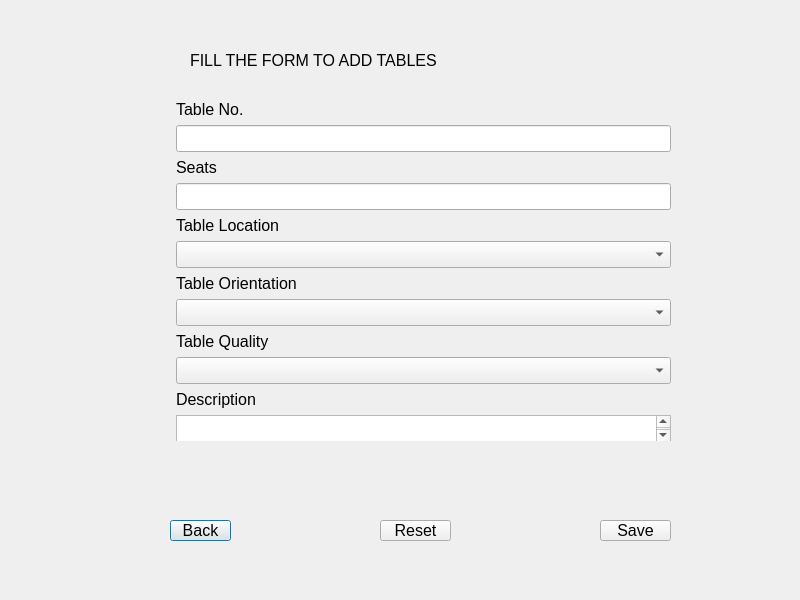
Qt form RMS_qt/add_tables.ui (dev-pratik02/RMS) before a commit.
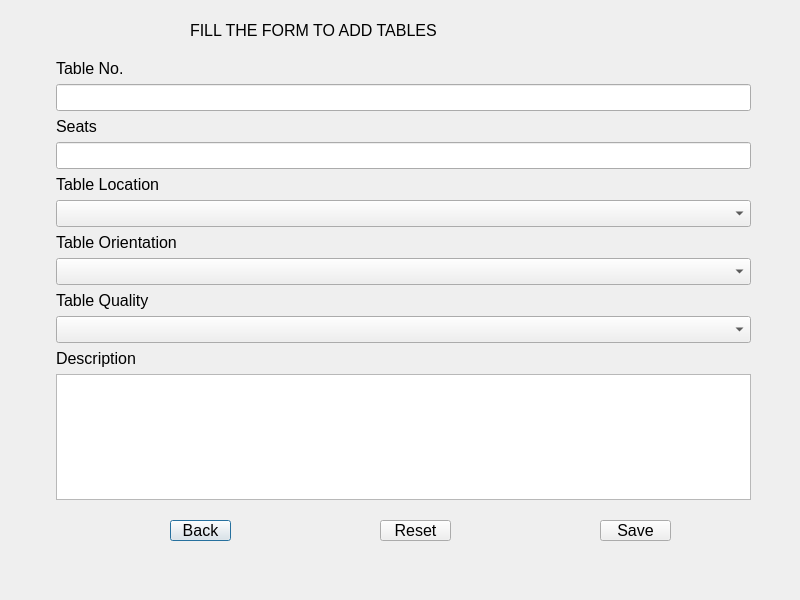
The same form after that commit.

What changed in the file:
```diff
--- a/RMS_qt/add_tables.ui
+++ b/RMS_qt/add_tables.ui
@@ -73,10 +73,10 @@
   <widget class="QWidget" name="formLayoutWidget">
    <property name="geometry">
     <rect>
-     <x>170</x>
-     <y>100</y>
-     <width>501</width>
-     <height>341</height>
+     <x>50</x>
+     <y>59</y>
+     <width>701</width>
+     <height>441</height>
     </rect>
    </property>
    <layout class="QFormLayout" name="formLayout">
@@ -219,7 +219,7 @@
    <property name="geometry">
     <rect>
      <x>190</x>
-     <y>30</y>
+     <y>0</y>
      <width>461</width>
      <height>61</height>
     </rect>
```
